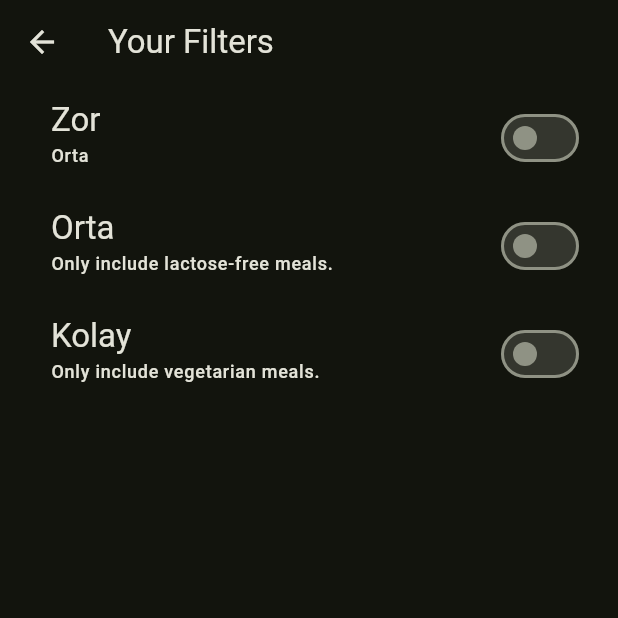
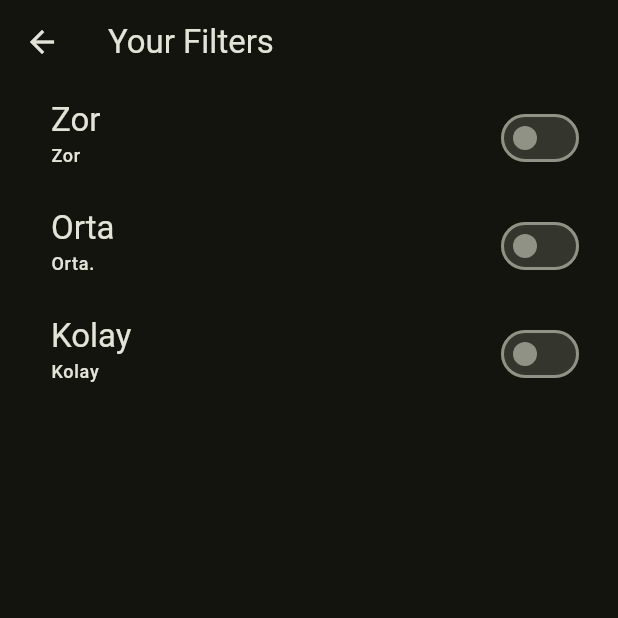
Before and after one commit to shallwebegin/kivi_app, a Flutter app: the FiltersScreen screen opened directly, on a phone screen of 412 x 824 dp, the top half of it. Run offline on Flutter 3.47's test engine with Material 3 defaults, Android fonts, the phone set to English and light mode, and no system bars; our stand-ins replace cloud_firestore, firebase_auth, firebase_core, firebase_storage, flutter_riverpod, image_picker and 1 more; accounts and stored records are empty.

Commit message:
final version

```diff
--- a/lib/screens/categories.dart
+++ b/lib/screens/categories.dart
@@ -10,7 +10,7 @@ class CategoriesScreen extends StatelessWidget {
   const CategoriesScreen({super.key, required this.availableLesson});
   final List<Ders> availableLesson;
   void selectCategory(BuildContext context, Category category) {
-    final filteredLesson = dersKonulari
+    final filteredLesson = availableLesson
         .where(
           (ders) => ders.categories.contains(category.id),
         )
--- a/lib/screens/filters.dart
+++ b/lib/screens/filters.dart
@@ -32,7 +32,7 @@ class FiltersScreen extends ConsumerWidget {
                   ),
             ),
             subtitle: Text(
-              'Orta',
+              'Zor',
               style: Theme.of(context).textTheme.labelMedium!.copyWith(
                     color: Theme.of(context).colorScheme.onBackground,
                   ),
@@ -54,7 +54,7 @@ class FiltersScreen extends ConsumerWidget {
                   ),
             ),
             subtitle: Text(
-              'Only include lactose-free meals.',
+              'Orta.',
               style: Theme.of(context).textTheme.labelMedium!.copyWith(
                     color: Theme.of(context).colorScheme.onBackground,
                   ),
@@ -76,7 +76,7 @@ class FiltersScreen extends ConsumerWidget {
                   ),
             ),
             subtitle: Text(
-              'Only include vegetarian meals.',
+              'Kolay',
               style: Theme.of(context).textTheme.labelMedium!.copyWith(
                     color: Theme.of(context).colorScheme.onBackground,
                   ),
--- a/lib/screens/tabs.dart
+++ b/lib/screens/tabs.dart
@@ -38,7 +38,7 @@ class _TabsScreenState extends ConsumerState<TabsScreen> {
 
   void _setScreen(String identifier) async {
     Navigator.of(context).pop();
-    if (identifier == 'filters') {
+    if (identifier == 'Filters') {
       await Navigator.of(context).push<Map<Filter, bool>>(
         MaterialPageRoute(
           builder: (ctx) => const FiltersScreen(),
```
Also changed, not shown: lib/widgets/main_drawer.dart (+9 -2 lines).
